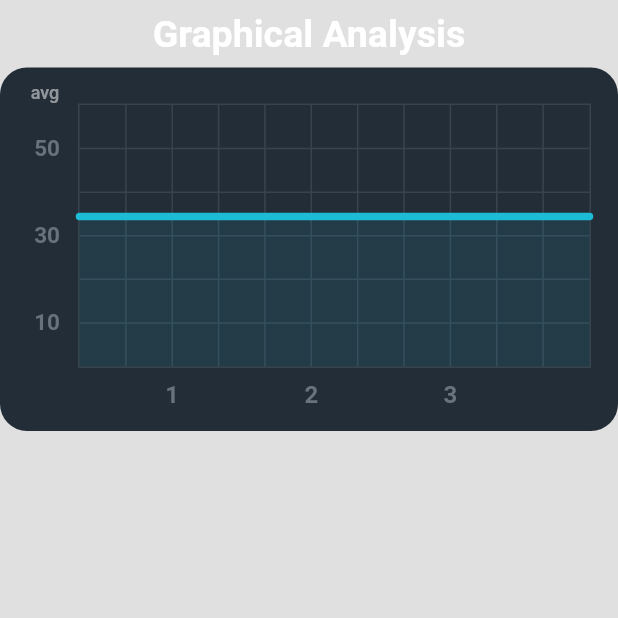
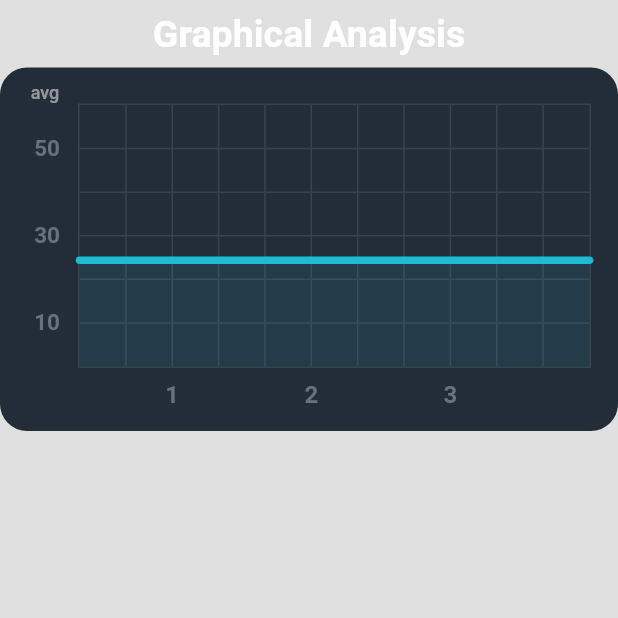
Before and after one commit to utsavmajhi/hydraulicsim_iitp, a Flutter app: the Graph_double_cylinder screen opened by its route, after a tap on "avg", on a phone screen of 412 x 824 dp, the top half of it. Run offline on Flutter 3.47's test engine with Material 2 defaults, Android fonts, the phone set to English and light mode, and no system bars; drawn by our look-alikes of fl_chart; our stand-ins replace flare_flutter, rive; missing offline and left inert: draw_graph.

Commit message:
Graohical Representation Updated

```diff
--- a/lib/Graph_double_cylinder.dart
+++ b/lib/Graph_double_cylinder.dart
@@ -254,13 +254,13 @@ class _Graph_double_cylinderState extends State<Graph_double_cylinder> {
       lineBarsData: [
         LineChartBarData(
           spots: [
-            FlSpot(0, 3.44),
-            FlSpot(2.6, 3.44),
-            FlSpot(4.9, 3.44),
-            FlSpot(6.8, 3.44),
-            FlSpot(8, 3.44),
-            FlSpot(9.5, 3.44),
-            FlSpot(11, 3.44),
+            FlSpot(0, 2.44),
+            FlSpot(2.6, 2.44),
+            FlSpot(4.9, 2.44),
+            FlSpot(6.8, 2.44),
+            FlSpot(8, 2.44),
+            FlSpot(9.5, 2.44),
+            FlSpot(11, 2.44),
           ],
           isCurved: true,
           colors: [
```
